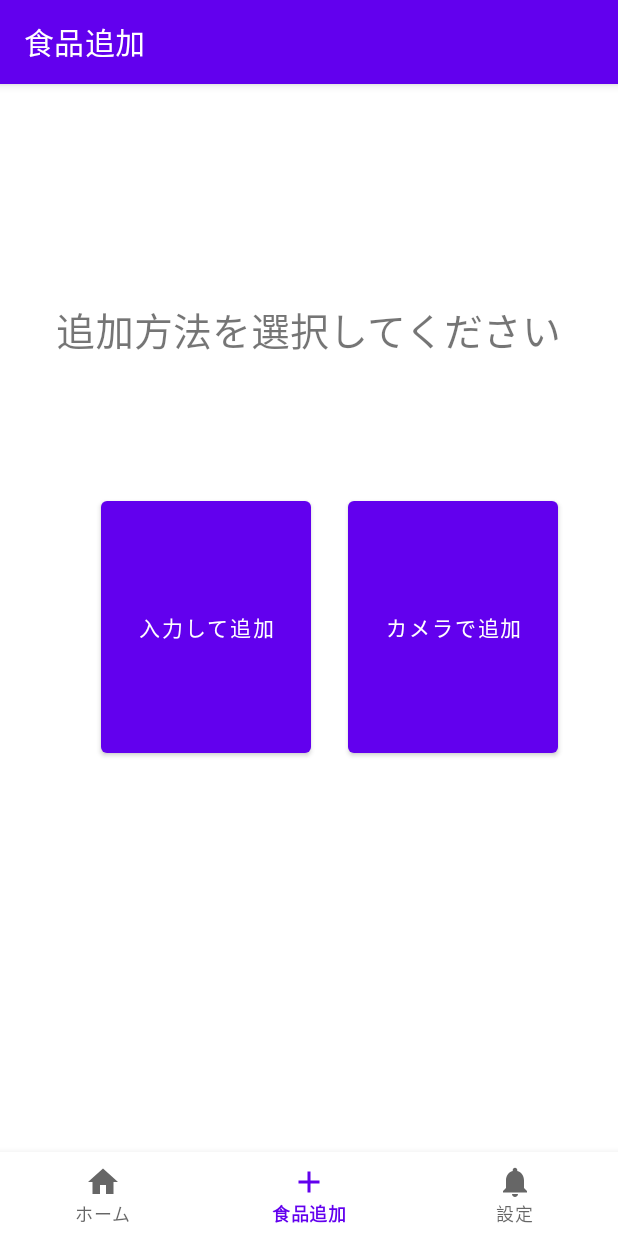
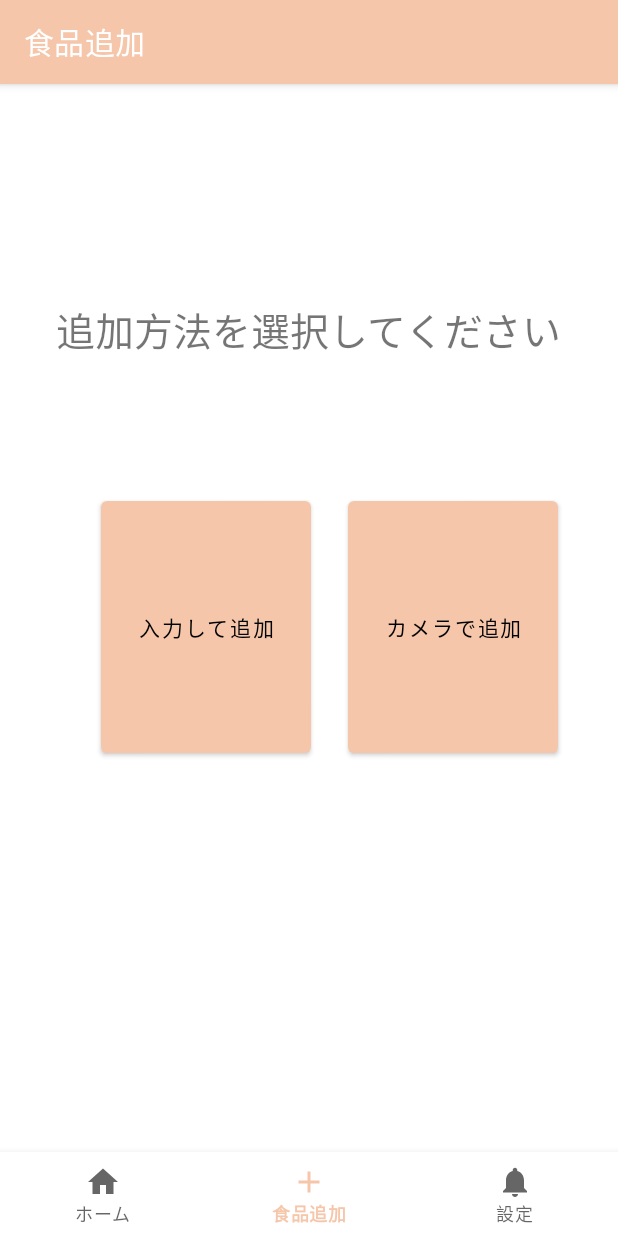
Before and after one commit to TE4AFLRS/FLRS, an Android app: the screen it shows after launch (MainActivity), item 2 of the bottom bar chosen, on a phone screen of 412 x 824 dp. Run offline under Robolectric (Android 15) with nearby library versions, the phone set to English and light mode, and no system bars; our stand-ins replace Room's generated code, navigation-ui.

Commit message:
ryuta commit

```diff
--- a/app/src/main/res/values/colors.xml
+++ b/app/src/main/res/values/colors.xml
@@ -10,4 +10,8 @@
     <color name="colorPrimary">#FF4D4D</color>
     <color name="background">#F5DDD2</color>
     <color name="gray">#938E8F</color>
+    <color name="bunta_cirby">#FCD8D4</color>
+    <color name="floss">#FDF6F0</color>
+    <color name="acropolis">#F8E2CF</color>
+    <color name="almond">#F5C6AA</color>
 </resources>
--- a/app/src/main/res/values/themes.xml
+++ b/app/src/main/res/values/themes.xml
@@ -2,9 +2,9 @@
     <!-- Base application theme. -->
     <style name="Theme.FLRS" parent="Theme.MaterialComponents.DayNight.DarkActionBar">
         <!-- Primary brand color. -->
-        <item name="colorPrimary">@color/purple_500</item>
-        <item name="colorPrimaryVariant">@color/purple_700</item>
-        <item name="colorOnPrimary">@color/white</item>
+        <item name="colorPrimary">@color/almond</item>
+        <item name="colorPrimaryVariant">@color/almond</item>
+        <item name="colorOnPrimary">@color/black</item>
         <!-- Secondary brand color. -->
         <item name="colorSecondary">@color/teal_200</item>
         <item name="colorSecondaryVariant">@color/teal_700</item>
```
